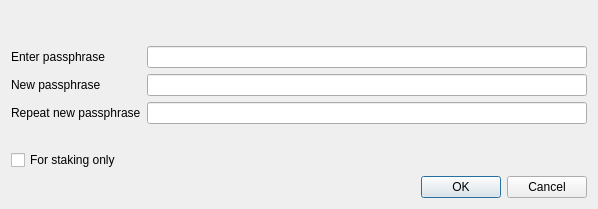
Above: src/qt/forms/askpassphrasedialog.ui from KrvnoZrnce/MACDCoin before the change. Below: the same form after it.
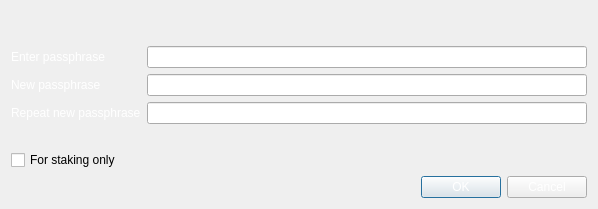
That is the form after the change.

What changed in the file:
```diff
--- a/src/qt/forms/askpassphrasedialog.ui
+++ b/src/qt/forms/askpassphrasedialog.ui
@@ -49,6 +49,9 @@
      </property>
      <item row="0" column="0">
       <widget class="QLabel" name="passLabel1">
+       <property name="styleSheet">
+        <string notr="true">color:white;</string>
+       </property>
        <property name="text">
         <string>Enter passphrase</string>
        </property>
@@ -63,6 +66,9 @@
      </item>
      <item row="1" column="0">
       <widget class="QLabel" name="passLabel2">
+       <property name="styleSheet">
+        <string notr="true">color:white;</string>
+       </property>
        <property name="text">
         <string>New passphrase</string>
        </property>
@@ -77,6 +83,9 @@
      </item>
      <item row="2" column="0">
       <widget class="QLabel" name="passLabel3">
+       <property name="styleSheet">
+        <string notr="true">color:white;</string>
+       </property>
        <property name="text">
         <string>Repeat new passphrase</string>
        </property>
@@ -125,6 +134,9 @@
    </item>
    <item>
     <widget class="QDialogButtonBox" name="buttonBox">
+     <property name="styleSheet">
+      <string notr="true">color:white</string>
+     </property>
      <property name="orientation">
       <enum>Qt::Horizontal</enum>
      </property>
```
